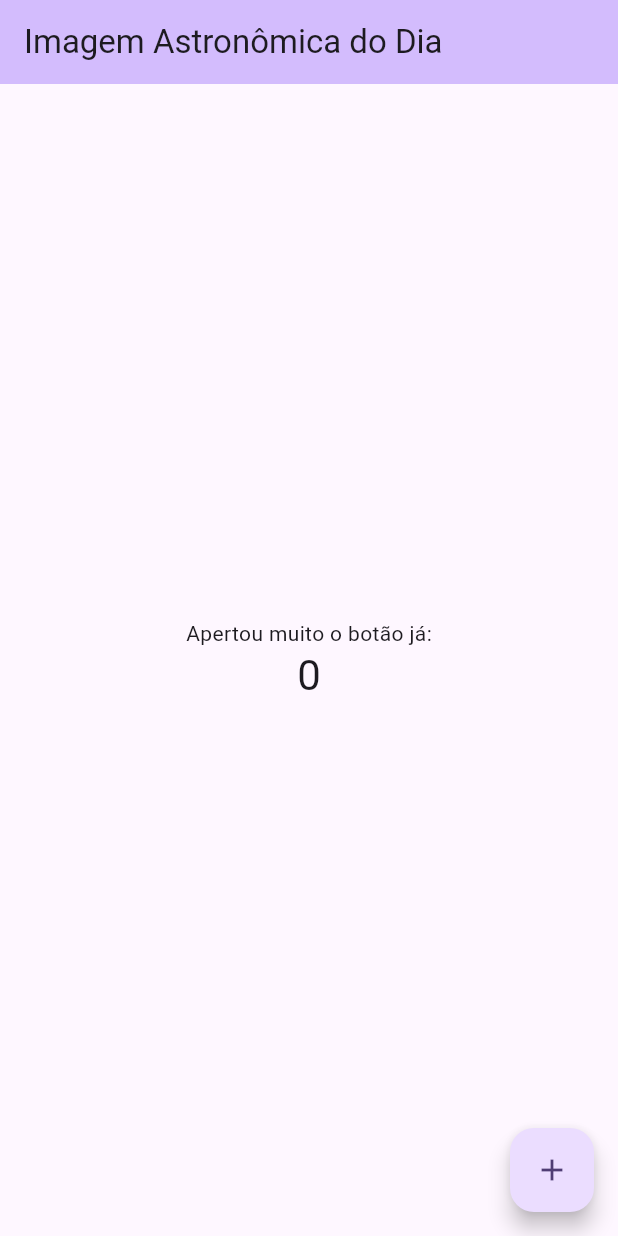
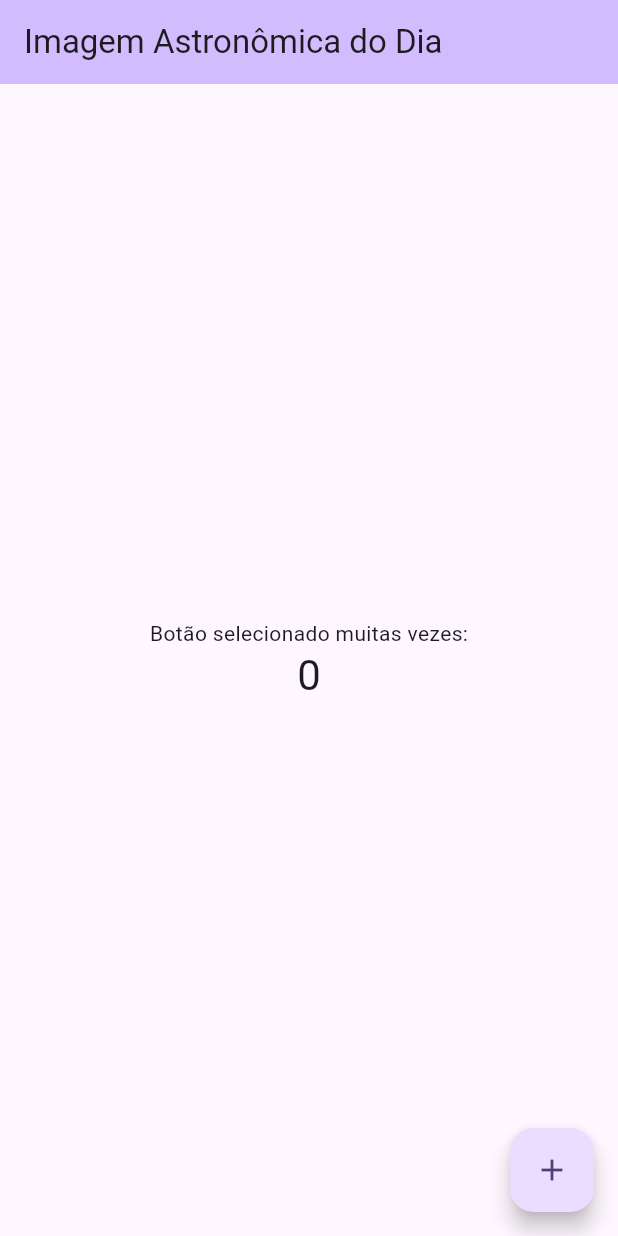
Before and after one commit to saviocostar/eclipseworks_flutter_challenge, a Flutter app: the screen it shows after launch, on a phone screen of 412 x 824 dp. Run offline on Flutter 3.47's test engine with Material 3 defaults, Android fonts, the phone set to English and light mode, and no system bars.

Commit message:
Alteração para teste de Deploy Automatizado

```diff
--- a/lib/main.dart
+++ b/lib/main.dart
@@ -49,7 +49,7 @@
         child: Column(
           mainAxisAlignment: MainAxisAlignment.center,
           children: <Widget>[
-            const Text('Apertou muito o botão já:'),
+            const Text('Botão selecionado muitas vezes:'),
             Text(
               '$_counter',
               style: Theme.of(context).textTheme.headlineMedium,
```
